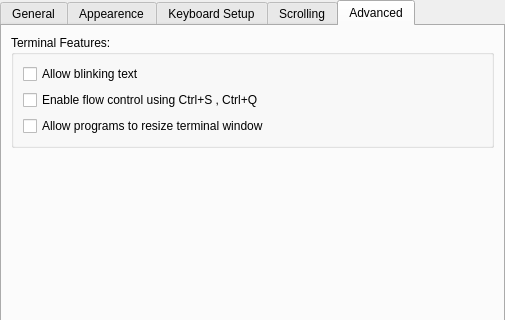
Old version of the form konsole/EditProfileDialog.ui in the repository KDE/konsole; both pictures show x 0 to 505 and y 0 to 320 of the 505 by 524 pixel window.
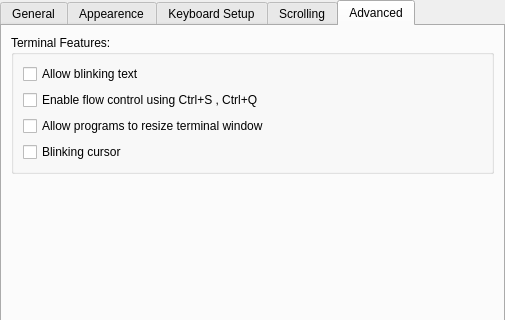
New version of the form. The open tabs and pages were chosen to show the change.

Commit message: Load, save & apply blinking cursor setting.

```diff
--- a/konsole/EditProfileDialog.ui
+++ b/konsole/EditProfileDialog.ui
@@ -580,6 +580,13 @@
             </property>
            </widget>
           </item>
+          <item>
+           <widget class="QCheckBox" name="enableBlinkingCursorButton" >
+            <property name="text" >
+             <string>Blinking cursor</string>
+            </property>
+           </widget>
+          </item>
          </layout>
         </widget>
        </item>
```
The commit also changes 5 other files.
